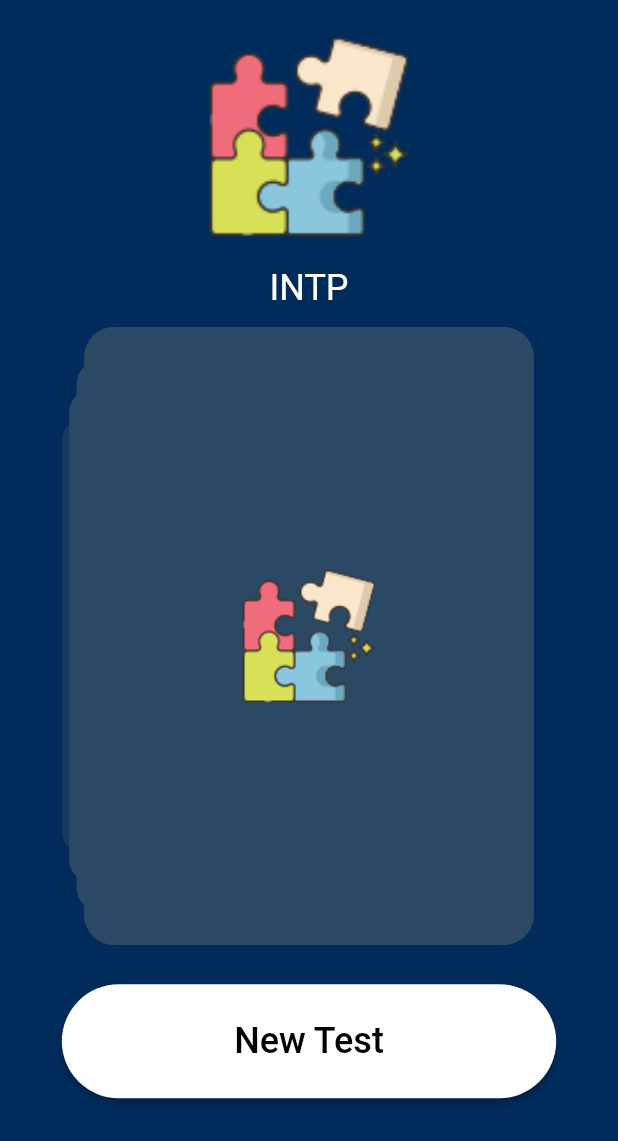
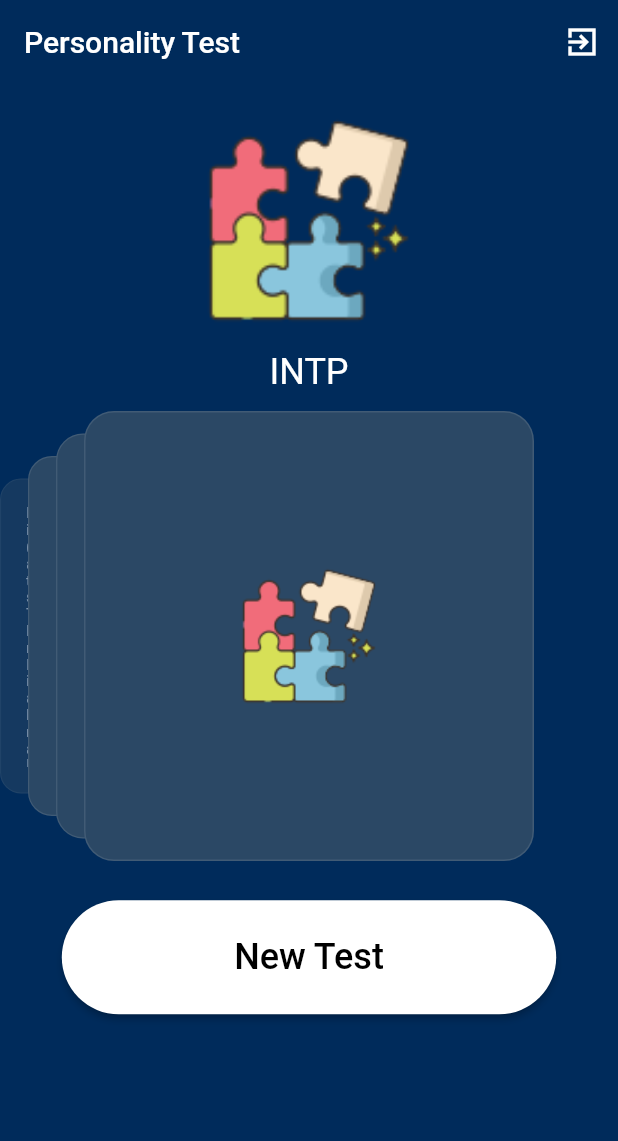
Before and after one commit to ImrulEmon/MBTI, a Flutter app: the MbtiResultView screen opened directly with empty values, on a phone screen of 412 x 824 dp. Shown: the top 1141 px of the screen. Run offline on Flutter 3.47's test engine with Material 2 defaults, Android fonts, the phone set to English and light mode, and no system bars; drawn by our look-alikes of card_swiper; our stand-ins replace flutter_riverpod.

Commit message:
Result Stack with exit button

```diff
--- a/lib/views/mbti_game_view.dart
+++ b/lib/views/mbti_game_view.dart
@@ -1,7 +1,7 @@
 import 'package:flutter/material.dart';
 import 'package:flutter_riverpod/flutter_riverpod.dart';
 import 'package:mbti_test/constants/mbti_constants.dart';
-import 'package:mbti_test/models/mbti_all_questions.dart';
+
 import 'package:mbti_test/models/question_option_model.dart';
 import 'package:mbti_test/providers/mbti_counter_provider.dart';
 import 'package:mbti_test/views/mbti_info_view.dart';
@@ -1024,7 +1024,7 @@ class _BrainDominanceGameViewState
     randomQuestions = allQuestions.toList();
 
     randomQuestions.shuffle();
-    questions = randomQuestions.take(10).toList();
+    questions = randomQuestions.take(4).toList();
 
     pageController;
     super.initState();
--- a/lib/views/mbti_result_view.dart
+++ b/lib/views/mbti_result_view.dart
@@ -9,7 +9,8 @@ import 'package:mbti_test/models/personalillty_model.dart';
 import 'package:mbti_test/models/question_option_model.dart';
 import 'package:mbti_test/providers/mbti_counter_provider.dart';
 import 'package:mbti_test/views/mbti_game_view.dart';
-import 'package:mbti_test/widgets/info_card_widget.dart';
+import 'package:mbti_test/views/mbti_info_view.dart';
+
 import 'package:mbti_test/widgets/mbti_swipeable_card_widget.dart';
 
 class MbtiResultView extends StatefulWidget {
@@ -270,6 +271,27 @@ class _BrainDominanceResultViewState extends State<MbtiResultView> {
     return WillPopScope(
       onWillPop: () async => false,
       child: Scaffold(
+        appBar: AppBar(
+          backgroundColor: mbtiBgc,
+          elevation: 0,
+          automaticallyImplyLeading: false,
+          title: const Text('Personality Test'),
+          centerTitle: false,
+          actions: [
+            IconButton(
+                onPressed: () {
+                  if (!isLoading) {
+                    Navigator.pushReplacement(
+                      context,
+                      MaterialPageRoute(
+                        builder: (context) => const MbtiInfoView(),
+                      ),
+                    );
+                  }
+                },
+                icon: const Icon(Icons.exit_to_app_sharp))
+          ],
+        ),
         backgroundColor: mbtiBgc,
         body: SafeArea(
           child: Stack(
@@ -333,8 +355,8 @@ class _BrainDominanceResultViewState extends State<MbtiResultView> {
                                 : Container(
                                     margin: const EdgeInsets.symmetric(
                                         vertical: 12),
-                                    height: height * .5,
-                                    width: width * .8,
+                                    height: 300,
+                                    // width: width * .8,
                                     child: Swiper(
                                       itemWidth: 300,
                                       itemCount: 5,
--- a/lib/widgets/mbti_swipeable_card_widget.dart
+++ b/lib/widgets/mbti_swipeable_card_widget.dart
@@ -1,8 +1,4 @@
-import 'dart:ui';
-
 import 'package:flutter/material.dart';
-import 'package:flutter/src/widgets/container.dart';
-import 'package:flutter/src/widgets/framework.dart';
 import 'package:mbti_test/constants/mbti_constants.dart';
 import 'package:mbti_test/models/personalillty_model.dart';
 
@@ -15,9 +11,10 @@ class SwipeableCardWidget extends StatelessWidget {
   personalityIndexing(index, content) {
     if (index == 0) {
       return Container(
-        decoration: const BoxDecoration(
+        decoration: BoxDecoration(
           color: mbtiSecondary,
-          borderRadius: BorderRadius.all(
+          border: Border.all(color: Colors.white10),
+          borderRadius: const BorderRadius.all(
             Radius.circular(20),
           ),
         ),
@@ -27,9 +24,10 @@ class SwipeableCardWidget extends StatelessWidget {
       );
     } else if (index == 1) {
       return Container(
-        decoration: const BoxDecoration(
+        decoration: BoxDecoration(
           color: mbtiSecondary,
-          borderRadius: BorderRadius.all(
+          border: Border.all(color: Colors.white10),
+          borderRadius: const BorderRadius.all(
             Radius.circular(20),
           ),
         ),
@@ -47,7 +45,7 @@ class SwipeableCardWidget extends StatelessWidget {
                 ),
               ),
               const SizedBox(
-                height: 12,
+                height: 24,
               ),
               Text(
                 content.subtitle,
@@ -57,7 +55,7 @@ class SwipeableCardWidget extends StatelessWidget {
                 ),
               ),
               const SizedBox(
-                height: 12,
+                height: 48,
               ),
               Text(
                 content.focus,
@@ -72,9 +70,10 @@ class SwipeableCardWidget extends StatelessWidget {
       );
     } else if (index == 2) {
       return Container(
-        decoration: const BoxDecoration(
+        decoration: BoxDecoration(
           color: mbtiSecondary,
-          borderRadius: BorderRadius.all(
+          border: Border.all(color: Colors.white10),
+          borderRadius: const BorderRadius.all(
             Radius.circular(20),
           ),
         ),
@@ -88,9 +87,10 @@ class SwipeableCardWidget extends StatelessWidget {
       );
     } else if (index == 3) {
       return Container(
-        decoration: const BoxDecoration(
+        decoration: BoxDecoration(
           color: mbtiSecondary,
-          borderRadius: BorderRadius.all(
+          border: Border.all(color: Colors.white10),
+          borderRadius: const BorderRadius.all(
             Radius.circular(20),
           ),
         ),
@@ -100,9 +100,19 @@ class SwipeableCardWidget extends StatelessWidget {
             children: [
               Text(
                 content.fameType,
-                style: const TextStyle(color: Colors.white),
+                style: const TextStyle(color: Colors.white, fontSize: 18),
               ),
-              Container(
+              const SizedBox(
+                height: 24,
+              ),
+              const Text(
+                'Preferred Careerpath',
+                style: TextStyle(color: Colors.white, fontSize: 16),
+              ),
+              const SizedBox(
+                height: 24,
+              ),
+              SizedBox(
                 height: 300,
                 child: ListView.builder(
                   shrinkWrap: true,
@@ -132,9 +142,10 @@ class SwipeableCardWidget extends StatelessWidget {
       // [content.fameType, content.celebrities];
     } else {
       return Container(
-        decoration: const BoxDecoration(
+        decoration: BoxDecoration(
           color: mbtiSecondary,
-          borderRadius: BorderRadius.all(
+          border: Border.all(color: Colors.white10),
+          borderRadius: const BorderRadius.all(
             Radius.circular(20),
           ),
         ),
```
Also changed, not shown: pubspec.lock, 1 other file.
